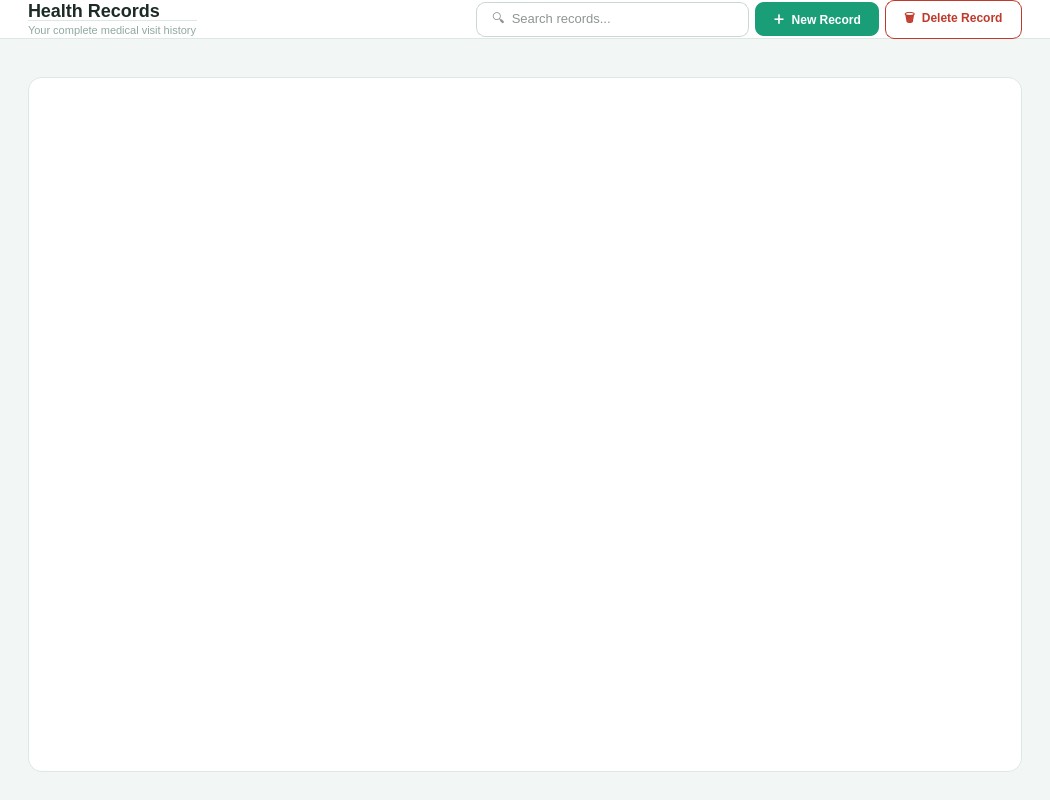
First picture: the form in src/ui/page_records.ui, repository shasheenahdeeneillelumasag/CCC151---Group-Project, before the edit.
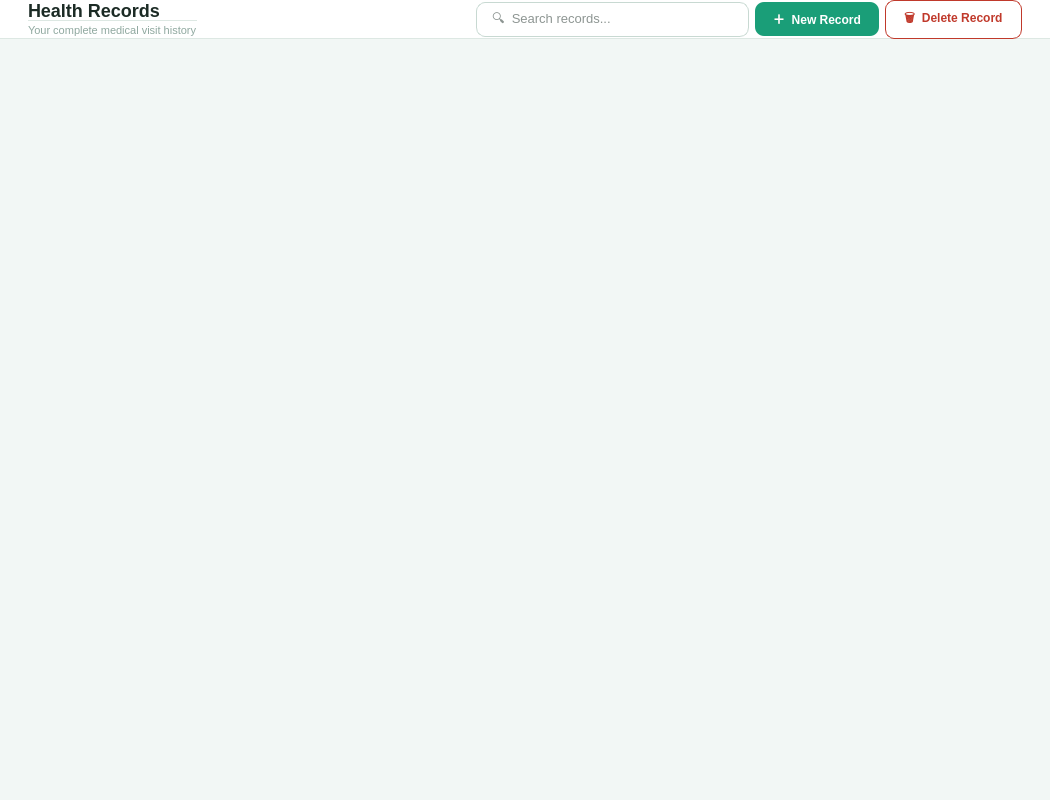
Second picture: the form after the edit.

Commit message: separated card from page_records

```diff
--- a/src/ui/page_records.ui
+++ b/src/ui/page_records.ui
@@ -72,19 +72,10 @@
 
        <!-- Records list -->
 <item>
- <widget class="QFrame" name="card">
-  <property name="styleSheet">
-   <string>
-    QFrame#card {
-      background: #FFFFFF;
-      border: 1px solid #DDE8E3;
-      border-radius: 14px;
-    }
-   </string>
-  </property>
-
+<widget class="QWidget" name="scrollContent">
   <layout class="QVBoxLayout" name="recordsLayout">
 
+
    <property name="spacing">
     <number>0</number>
    </property>
@@ -105,7 +96,7 @@
     <number>0</number>
    </property>
 
-  </layout>
+   </layout>
  </widget>
 </item>
 
```
The commit also changes 7 other files.
